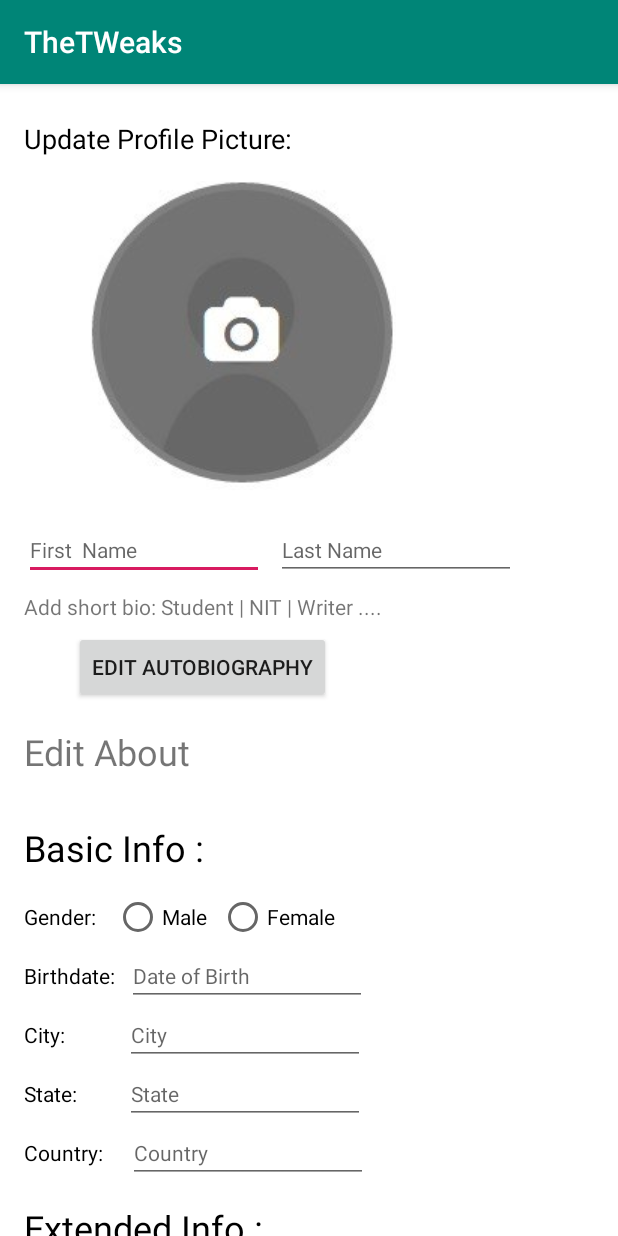
After one commit to snt4589/TheTWeaks, an Android app: the editProfile screen opened directly, with no data from a screen before it, on a phone screen of 412 x 824 dp. The commit adds this screen. Run offline under Robolectric (Android 15) with nearby library versions, the phone set to English and light mode, and no system bars.

Commit message:
added edit profile activity and edit biography activity

```diff
--- /dev/null
+++ b/app/src/main/java/com/thetweaks/snt/thetweaks/editProfile.java
@@ -0,0 +1,13 @@
+package com.thetweaks.snt.thetweaks;
+
+import android.support.v7.app.AppCompatActivity;
+import android.os.Bundle;
+
+public class editProfile extends AppCompatActivity {
+
+    @Override
+    protected void onCreate(Bundle savedInstanceState) {
+        super.onCreate(savedInstanceState);
+        setContentView(R.layout.activity_edit_profile);
+    }
+}
--- /dev/null
+++ b/app/src/main/res/layout/activity_edit_profile.xml
@@ -0,0 +1,267 @@
+<?xml version="1.0" encoding="utf-8"?>
+<android.support.constraint.ConstraintLayout
+        xmlns:android="http://schemas.android.com/apk/res/android"
+        xmlns:tools="http://schemas.android.com/tools"
+        xmlns:app="http://schemas.android.com/apk/res-auto"
+        android:layout_width="match_parent"
+        android:layout_height="match_parent"
+        tools:context=".editProfile">
+
+    <android.support.v4.widget.NestedScrollView
+            android:layout_width="match_parent"
+            android:layout_height="match_parent" android:fillViewport="true" app:layout_constraintEnd_toEndOf="parent"
+            tools:layout_editor_absoluteY="63dp" app:layout_constraintStart_toStartOf="parent"
+            app:layout_constraintHorizontal_bias="0.0">
+        <LinearLayout android:layout_width="match_parent" android:layout_height="wrap_content"
+                      android:orientation="vertical">
+            <android.support.constraint.ConstraintLayout
+                    android:layout_width="match_parent"
+                    android:layout_height="wrap_content"
+            android:background="#FFFFFF">
+
+                <TextView
+                        android:text="Update Profile Picture: "
+                        android:layout_width="wrap_content"
+                        android:layout_height="wrap_content"
+                        app:layout_constraintStart_toStartOf="parent" android:layout_marginLeft="16dp"
+                        android:layout_marginStart="16dp" app:layout_constraintTop_toTopOf="parent"
+                        android:layout_marginTop="24dp" android:textColor="#000000" android:id="@+id/textView11"
+                        android:textSize="18sp"/>
+                <ImageButton
+                        android:layout_width="204dp"
+                        android:layout_height="218dp" app:srcCompat="@drawable/profile"
+                        android:id="@+id/uploadProfile"
+                        android:layout_marginTop="16dp"
+                        app:layout_constraintTop_toBottomOf="@+id/textView11"
+                        app:layout_constraintStart_toStartOf="parent" android:layout_marginLeft="60dp"
+                        android:layout_marginStart="60dp"/>
+                <EditText
+                        android:layout_width="wrap_content"
+                        android:layout_height="wrap_content"
+                        android:inputType="textPersonName"
+                        android:ems="10"
+                        android:id="@+id/editText" app:layout_constraintStart_toStartOf="parent"
+                        android:layout_marginLeft="16dp" android:layout_marginStart="16dp"
+                        android:layout_marginTop="8dp" app:layout_constraintTop_toBottomOf="@+id/uploadProfile"
+                        android:textSize="14sp" android:hint="First  Name"/>
+                <EditText
+                        android:layout_width="wrap_content"
+                        android:layout_height="wrap_content"
+                        android:inputType="textPersonName"
+                        android:ems="10"
+                        android:id="@+id/editText2" android:textSize="14sp"
+                        app:layout_constraintStart_toEndOf="@+id/editText" android:layout_marginLeft="8dp"
+                        android:layout_marginStart="8dp" app:layout_constraintBaseline_toBaselineOf="@+id/editText"
+                        android:hint="Last Name"/>
+                <TextView
+                        android:text="Add short bio: Student | NIT | Writer ...."
+                        android:layout_width="0dp"
+                        android:layout_height="18dp"
+                        android:id="@+id/textView19" app:layout_constraintStart_toStartOf="parent"
+                        android:layout_marginLeft="16dp" android:layout_marginStart="16dp"
+                        app:layout_constraintEnd_toEndOf="parent" android:layout_marginEnd="16dp"
+                        android:layout_marginRight="16dp" android:textSize="14sp" android:layout_marginTop="8dp"
+                        app:layout_constraintTop_toBottomOf="@+id/editText2"/>
+                <Button
+                        android:text="Edit Autobiography"
+                        android:layout_width="wrap_content"
+                        android:layout_height="wrap_content"
+                        android:id="@+id/button2" app:layout_constraintStart_toStartOf="parent"
+                        android:layout_marginLeft="49dp" android:layout_marginStart="49dp"
+                        android:layout_marginTop="8dp" app:layout_constraintTop_toBottomOf="@+id/textView19"/>
+            </android.support.constraint.ConstraintLayout>
+            <android.support.constraint.ConstraintLayout
+                    android:layout_width="match_parent"
+                    android:layout_height="56dp"
+                    android:background="#FFFFFF"
+            >
+
+                <TextView
+                        android:text="Edit About"
+                        android:layout_width="wrap_content"
+                        android:layout_height="wrap_content" android:id="@+id/textView23" android:textSize="24sp"
+                        app:layout_constraintStart_toStartOf="parent" android:layout_marginLeft="16dp"
+                        android:layout_marginStart="16dp" android:layout_marginTop="16dp"
+                        app:layout_constraintTop_toTopOf="parent"/>
+            </android.support.constraint.ConstraintLayout>
+            <android.support.constraint.ConstraintLayout
+                    android:layout_width="match_parent"
+                    android:layout_height="675dp"
+                    android:background="#FFFFFF">
+
+                <TextView
+                        android:text="Basic Info :"
+                        android:layout_width="wrap_content"
+                        android:layout_height="wrap_content"
+                        android:id="@+id/textView24"
+                        app:layout_constraintTop_toTopOf="parent" app:layout_constraintStart_toStartOf="parent"
+                        android:layout_marginLeft="16dp" android:layout_marginStart="16dp" android:textSize="24sp"
+                        android:textColor="#000000" android:layout_marginTop="24dp"/>
+                <TextView
+                        android:text="Gender:"
+                        android:layout_width="wrap_content"
+                        android:layout_height="wrap_content"
+                        app:layout_constraintStart_toStartOf="parent" android:layout_marginLeft="16dp"
+                        android:layout_marginStart="16dp" android:layout_marginTop="20dp"
+                        app:layout_constraintTop_toBottomOf="@+id/textView24" android:id="@+id/textView26"
+                        android:textColor="#000000"/>
+                <RadioButton
+                        android:text="Male"
+                        android:layout_width="wrap_content"
+                        android:layout_height="wrap_content"
+                        android:id="@+id/radioButton" app:layout_constraintStart_toEndOf="@+id/textView26"
+                        android:layout_marginLeft="12dp" android:layout_marginStart="12dp"
+                        app:layout_constraintBaseline_toBaselineOf="@+id/textView26"/>
+                <RadioButton
+                        android:text="Female"
+                        android:layout_width="wrap_content"
+                        android:layout_height="wrap_content"
+                        android:id="@+id/radioButton2" app:layout_constraintStart_toEndOf="@+id/radioButton"
+                        android:layout_marginLeft="8dp" android:layout_marginStart="8dp"
+                        app:layout_constraintBaseline_toBaselineOf="@+id/radioButton"/>
+                <TextView
+                        android:text="Birthdate:"
+                        android:layout_width="wrap_content"
+                        android:layout_height="wrap_content"
+                        android:layout_marginTop="20dp"
+                        app:layout_constraintTop_toBottomOf="@+id/textView26"
+                        app:layout_constraintStart_toStartOf="parent" android:layout_marginLeft="16dp"
+                        android:layout_marginStart="16dp" android:textColor="#000000" android:id="@+id/textView28"/>
+                <EditText
+                        android:layout_width="wrap_content"
+                        android:layout_height="wrap_content"
+                        android:inputType="date"
+                        android:ems="10"
+                        android:id="@+id/editText3"
+                        app:layout_constraintStart_toEndOf="@+id/textView28" android:layout_marginLeft="8dp"
+                        android:layout_marginStart="8dp" android:hint="Date of Birth" android:textSize="14sp"
+                        app:layout_constraintBaseline_toBaselineOf="@+id/textView28"/>
+                <TextView
+                        android:text="City:"
+                        android:layout_width="wrap_content"
+                        android:layout_height="wrap_content"
+                        app:layout_constraintStart_toStartOf="parent" android:layout_marginLeft="16dp"
+                        android:layout_marginStart="16dp" android:layout_marginTop="20dp"
+                        app:layout_constraintTop_toBottomOf="@+id/textView28" android:textColor="#000000"
+                        android:id="@+id/textView31"/>
+                <EditText
+                        android:layout_width="wrap_content"
+                        android:layout_height="wrap_content"
+                        android:inputType="textPersonName"
+                        android:ems="10"
+                        android:id="@+id/editText4" app:layout_constraintBaseline_toBaselineOf="@+id/textView31"
+                        app:layout_constraintStart_toEndOf="@+id/textView31" android:layout_marginStart="40dp"
+                        android:layout_marginLeft="40dp" android:textSize="14sp" android:hint="City"/>
+                <TextView
+                        android:text="State:"
+                        android:layout_width="wrap_content"
+                        android:layout_height="wrap_content"
+                        android:textColor="#000000" app:layout_constraintStart_toStartOf="parent"
+                        app:layout_constraintTop_toBottomOf="@+id/textView31" android:layout_marginTop="20dp"
+                        android:layout_marginLeft="16dp" android:layout_marginStart="16dp"
+                        android:id="@+id/textView34"/>
+                <EditText
+                        android:layout_width="wrap_content"
+                        android:layout_height="wrap_content"
+                        android:inputType="textPersonName"
+                        android:ems="10"
+                        android:id="@+id/editText5" android:textSize="14sp"
+                        app:layout_constraintStart_toEndOf="@+id/textView34" android:layout_marginStart="32dp"
+                        android:layout_marginLeft="32dp" app:layout_constraintBaseline_toBaselineOf="@+id/textView34"
+                        android:hint="State"/>
+                <TextView
+                        android:text="Country:"
+                        android:layout_width="wrap_content"
+                        android:layout_height="wrap_content"
+                        android:id="@+id/textView35"
+                        app:layout_constraintTop_toBottomOf="@+id/textView34"
+                        app:layout_constraintStart_toStartOf="parent" android:layout_marginLeft="16dp"
+                        android:layout_marginStart="16dp" android:layout_marginTop="20dp" android:textColor="#000000"/>
+                <EditText
+                        android:layout_width="wrap_content"
+                        android:layout_height="wrap_content"
+                        android:inputType="textPersonName"
+                        android:ems="10"
+                        android:id="@+id/editText6" android:hint="Country"
+                        app:layout_constraintStart_toEndOf="@+id/textView35" android:layout_marginLeft="16dp"
+                        android:layout_marginStart="16dp"
+                        android:textSize="14sp" app:layout_constraintBaseline_toBaselineOf="@+id/textView35"/>
+                <TextView
+                        android:text="Extended Info :"
+                        android:layout_width="wrap_content"
+                        android:layout_height="wrap_content"
+                        android:id="@+id/textView36"
+                        android:layout_marginTop="24dp" app:layout_constraintTop_toBottomOf="@+id/textView35"
+                        app:layout_constraintStart_toStartOf="parent" android:layout_marginLeft="16dp"
+                        android:layout_marginStart="16dp" android:textSize="24sp" android:textColor="#000000"/>
+                <EditText
+                        android:layout_width="0dp"
+                        android:layout_height="wrap_content"
+                        android:inputType="textPersonName"
+                        android:ems="10"
+                        android:id="@+id/ques1" android:layout_marginTop="16dp"
+                        app:layout_constraintTop_toBottomOf="@+id/textView36"
+                        app:layout_constraintStart_toStartOf="parent" android:layout_marginLeft="16dp"
+                        android:layout_marginStart="16dp"
+                        android:textSize="14sp"
+                        app:layout_constraintEnd_toEndOf="parent"
+                        android:layout_marginEnd="16dp" android:layout_marginRight="16dp"
+                        android:hint="What you looking for next 5 years ?"/>
+                <EditText
+                        android:layout_width="0dp"
+                        android:layout_height="wrap_content"
+                        android:inputType="textPersonName"
+                        android:ems="10"
+                        android:id="@+id/ques2" app:layout_constraintStart_toStartOf="parent"
+                        android:layout_marginLeft="16dp" android:layout_marginStart="16dp"
+                        app:layout_constraintEnd_toEndOf="parent" android:layout_marginEnd="16dp"
+                        android:layout_marginRight="16dp" app:layout_constraintTop_toBottomOf="@+id/ques1"
+                        android:layout_marginTop="4dp" android:hint="Political Views" android:textSize="14sp"/>
+                <EditText
+                        android:layout_width="0dp"
+                        android:layout_height="wrap_content"
+                        android:inputType="textPersonName"
+                        android:ems="10"
+                        android:id="@+id/ques3" android:layout_marginTop="4dp"
+                        app:layout_constraintTop_toBottomOf="@+id/ques2"
+                        app:layout_constraintEnd_toEndOf="parent"
+                        android:layout_marginEnd="16dp" android:layout_marginRight="16dp"
+                        android:hint="Favroite film list (at least 3)" android:layout_marginStart="16dp"
+                        app:layout_constraintStart_toStartOf="parent" android:layout_marginLeft="16dp"
+                        android:textSize="14sp"/>
+                <EditText
+                        android:layout_width="0dp"
+                        android:layout_height="wrap_content"
+                        android:inputType="textPersonName"
+                        android:ems="10"
+                        android:id="@+id/ques4"
+                        android:hint="Intrests"
+                        android:layout_marginTop="4dp"
+                        app:layout_constraintTop_toBottomOf="@+id/ques3" app:layout_constraintStart_toStartOf="parent"
+                        android:layout_marginLeft="16dp" android:layout_marginStart="16dp"
+                        app:layout_constraintEnd_toEndOf="parent" android:layout_marginEnd="16dp"
+                        android:layout_marginRight="16dp" android:textSize="14sp"/>
+                <EditText
+                        android:layout_width="0dp"
+                        android:layout_height="wrap_content"
+                        android:inputType="textPersonName"
+                        android:ems="10"
+                        app:layout_constraintStart_toStartOf="parent"
+                        android:layout_marginLeft="16dp" android:layout_marginStart="16dp"
+                        android:id="@+id/ques5" android:layout_marginTop="4dp"
+                        app:layout_constraintTop_toBottomOf="@+id/ques4" android:hint="Relationship Status"
+                        android:textSize="14sp" app:layout_constraintEnd_toEndOf="parent"
+                        android:layout_marginEnd="16dp" android:layout_marginRight="16dp"/>
+                <Button
+                        android:text="Save Profile"
+                        android:layout_width="0dp"
+                        android:layout_height="wrap_content"
+                        app:layout_constraintStart_toStartOf="parent" app:layout_constraintEnd_toEndOf="parent"
+                        android:id="@+id/saveProfile" app:layout_constraintTop_toBottomOf="@+id/ques5"
+                        android:layout_marginTop="16dp" android:layout_marginLeft="32dp"
+                        android:layout_marginStart="32dp" android:layout_marginEnd="32dp"
+                        android:layout_marginRight="32dp"/>
+            </android.support.constraint.ConstraintLayout>
+        </LinearLayout>
+    </android.support.v4.widget.NestedScrollView>
+</android.support.constraint.ConstraintLayout>
--- a/app/src/main/res/layout/edit_fragment.xml
+++ b/app/src/main/res/layout/edit_fragment.xml
@@ -29,7 +29,6 @@
             android:id="@+id/edit_bio" android:layout_marginTop="8dp"
             app:layout_constraintTop_toBottomOf="@+id/edit_profile" app:layout_constraintStart_toStartOf="parent"
             android:layout_marginLeft="16dp" android:layout_marginStart="16dp" android:textSize="18sp"
-            android:onClick="editbio"
     />
     <TextView
             android:text="Logout"
```
Also changed, not shown: app/src/main/AndroidManifest.xml (+6 -4 lines), app/src/main/res/drawable/profile.jpg (added).
